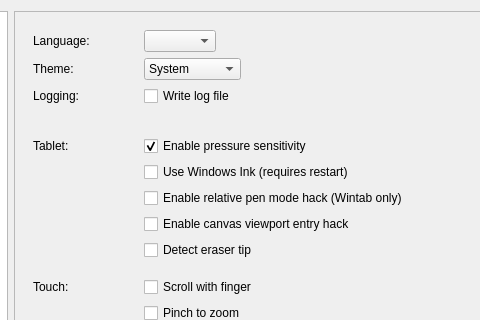
Above: src/desktop/ui/settings.ui from drawpile/Drawpile before the change; both pictures show x 128 to 608 and y 0 to 320 of the 775 by 605 pixel window. Below: the same form after it.
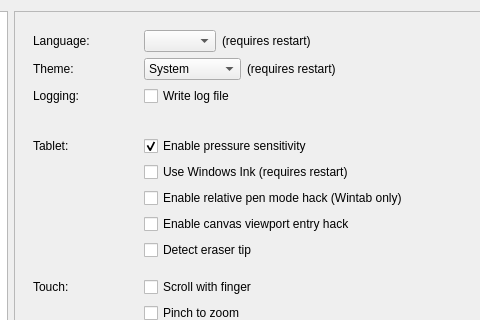
That is the form after the change. Icons and pictures are not drawn. Custom widgets are drawn as their Qt base class.

Commit message: Add restart notice to language and theme settings

Patch:
```diff
--- a/src/desktop/ui/settings.ui
+++ b/src/desktop/ui/settings.ui
@@ -107,8 +107,19 @@
              </widget>
             </item>
             <item row="2" column="1">
+             <layout class="QHBoxLayout" name="languageLayout">
+              <item>
              <widget class="QComboBox" name="languageBox"/>
             </item>
+              <item>
+               <widget class="QLabel" name="languageRestartLabel">
+                <property name="text">
+                 <string>(requires restart)</string>
+                </property>
+               </widget>
+              </item>
+             </layout>
+            </item>
             <item row="3" column="0">
              <widget class="QLabel" name="label_4">
               <property name="text">
@@ -365,6 +376,8 @@
              </widget>
             </item>
             <item row="3" column="1">
+             <layout class="QHBoxLayout" name="themeLayout">
+              <item>
              <widget class="QComboBox" name="themeChoice">
               <item>
                <property name="text">
@@ -382,6 +395,15 @@
                </property>
               </item>
              </widget>
+              </item>
+              <item>
+               <widget class="QLabel" name="themeRestartLabel">
+                <property name="text">
+                 <string>(requires restart)</string>
+                </property>
+               </widget>
+              </item>
+             </layout>
             </item>
            </layout>
           </widget>
```
Lines whose indentation alone changed are shown as unchanged.
